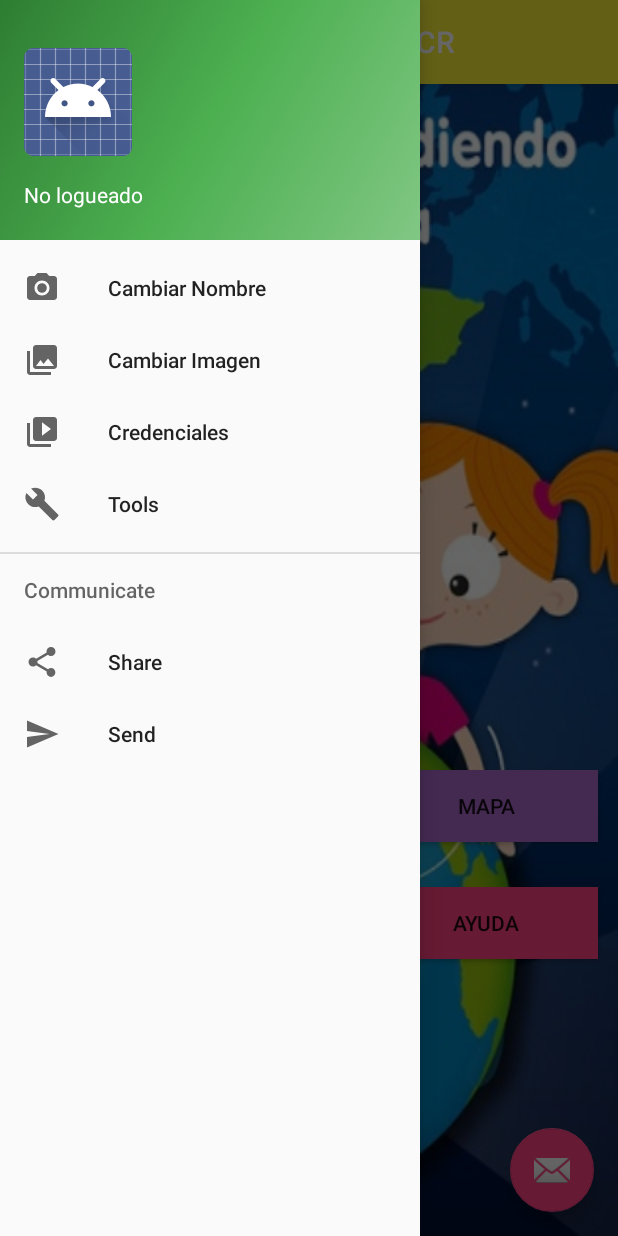
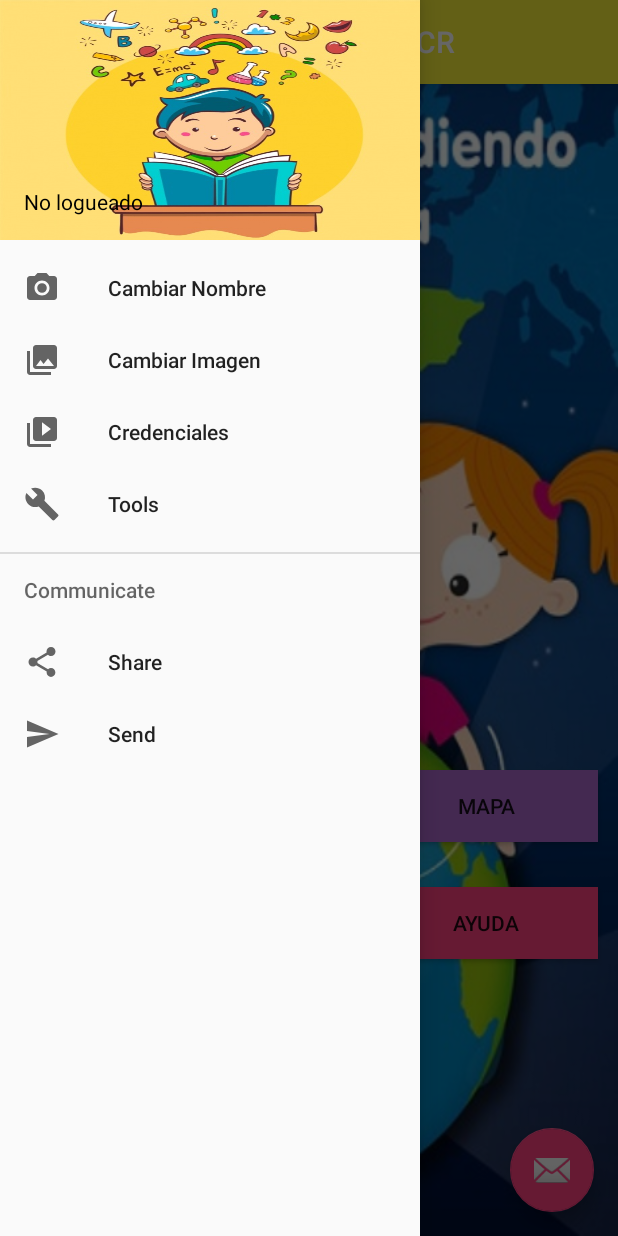
Before and after one commit to JeanCarlo14/GeoMapCR, an Android app: the screen it shows after launch (MenuPrincipal), with the side drawer open, on a phone screen of 412 x 824 dp. Run offline under Robolectric (Android 15) with nearby library versions, the phone set to English and light mode, and no system bars.

Commit message:
Cambios
Cambios

```diff
--- a/app/src/main/res/layout/nav_header_menu_principal.xml
+++ b/app/src/main/res/layout/nav_header_menu_principal.xml
@@ -3,7 +3,7 @@
     xmlns:app="http://schemas.android.com/apk/res-auto"
     android:layout_width="match_parent"
     android:layout_height="@dimen/nav_header_height"
-    android:background="@drawable/side_nav_bar"
+    android:background="@drawable/fondoninos"
     android:gravity="bottom"
     android:orientation="vertical"
     android:paddingBottom="@dimen/activity_vertical_margin"
@@ -12,25 +12,13 @@
     android:paddingTop="@dimen/activity_vertical_margin"
     android:theme="@style/ThemeOverlay.AppCompat.Dark">
 
-    <ImageView
-        android:id="@+id/imageView"
-        android:layout_width="wrap_content"
-        android:layout_height="wrap_content"
-        android:paddingTop="@dimen/nav_header_vertical_spacing"
-        app:srcCompat="@android:drawable/sym_def_app_icon" />
-
     <TextView
         android:id="@+id/txt_nick"
         android:layout_width="match_parent"
         android:layout_height="wrap_content"
         android:paddingTop="@dimen/nav_header_vertical_spacing"
         android:text="Usuario"
-        android:textAppearance="@style/TextAppearance.AppCompat.Body1" />
-
-    <TextView
-        android:id="@+id/textView"
-        android:layout_width="wrap_content"
-        android:layout_height="wrap_content"
-        android:text="android.studio@android.com" />
+        android:textAppearance="@style/TextAppearance.AppCompat.Body1"
+        android:textColor="@color/common_google_signin_btn_text_dark_focused" />
 
 </LinearLayout>
```
Also changed, not shown: app/src/main/res/drawable/fondoninos.jpg (added).
